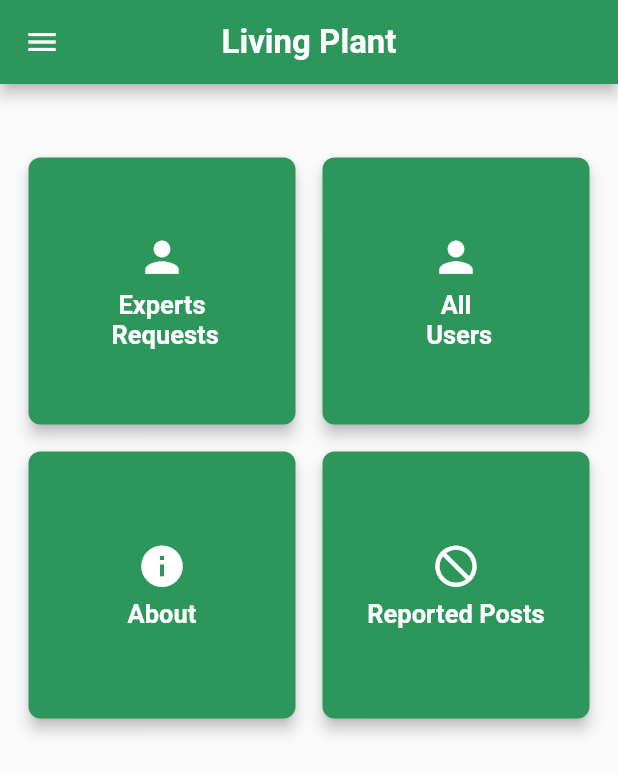
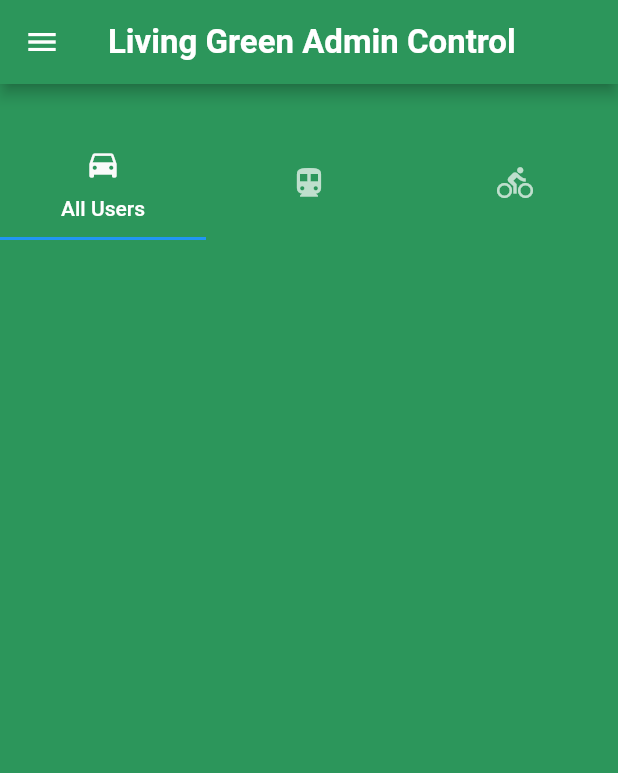
Before and after one commit to RobotJaworski/living_green_web, a Flutter app: the adminHomePage screen opened directly, in the side drawer, after a tap on "Home", on a phone screen of 412 x 824 dp. Shown: the top 773 px of the screen. Run offline on Flutter 3.47's test engine with Material 2 defaults, Android fonts, the phone set to English and light mode, and no system bars; our stand-ins replace carousel_slider, cloud_firestore, easy_sidemenu, firebase_auth, firebase_core, firebase_storage and 6 more; accounts and stored records are empty.

Commit message:
Tabs initialized

```diff
--- a/lib/Authentication/login.dart
+++ b/lib/Authentication/login.dart
@@ -41,7 +41,7 @@ class _UserLogin extends State<UserLogin> {
                   const Padding(
                     padding: EdgeInsets.all(8.0),
                     child: Text(
-                      "Login",
+                      "Admin Login",
                       style: TextStyle(
                           color: LivingPlant.primaryColor,
                           fontWeight: FontWeight.bold,
@@ -49,6 +49,8 @@ class _UserLogin extends State<UserLogin> {
                     ),
                   ),
                   Form(
+                    child: SizedBox(
+                      width: 400,
                       child: Container(
                         margin: const EdgeInsets.all(15),
                         child: Column(
@@ -100,6 +102,7 @@ class _UserLogin extends State<UserLogin> {
                         ),
                       ),
                     ),
+                  ),
                   GestureDetector(
                     onTap: () {
                       loginIn();
@@ -112,7 +115,7 @@ class _UserLogin extends State<UserLogin> {
                         borderRadius: BorderRadius.circular(3),
                       ),
                       child: const Text(
-                        "Login In",
+                        "Login",
                         style: TextStyle(
                             color: Colors.white, fontWeight: FontWeight.bold),
                       ),
--- a/lib/admin/adminHomePage.dart
+++ b/lib/admin/adminHomePage.dart
@@ -5,8 +5,18 @@ import 'package:lg_admin/admin/reportedPosts.dart';
 import 'package:lg_admin/config/config.dart';
 import 'package:lg_admin/admin/aboutUs.dart';
 import 'package:lg_admin/widgets/drawer.dart';
+import 'package:easy_sidemenu/easy_sidemenu.dart';
 
 class adminHomePage extends StatefulWidget {
+  PageController page = PageController();
+  SideMenuController sideMenu = SideMenuController();
+
+  void initState() {
+    sideMenu.addListener((p0) {
+      page.jumpToPage(p0);
+    });
+  }
+
   @override
   _adminHomePage createState() => _adminHomePage();
 }
@@ -14,12 +24,15 @@ class adminHomePage extends StatefulWidget {
 class _adminHomePage extends State<adminHomePage> {
   @override
   Widget build(BuildContext context) {
-    return Scaffold(
+    return DefaultTabController(
+      length: 3,
+      child: Scaffold(
+        backgroundColor: LivingPlant.primaryColor,
         drawer: adminDrawer(),
         appBar: AppBar(
           flexibleSpace: Container(),
           title: const Text(
-          "Living Plant",
+            "Living Green Admin Control",
             style: TextStyle(
               fontWeight: FontWeight.bold,
               fontSize: 22,
@@ -27,155 +40,171 @@ class _adminHomePage extends State<adminHomePage> {
           ),
           centerTitle: true,
         ),
-      // drawer: myDrawer(),
-      body: SafeArea(
+        body: SizedBox(
+          child: SafeArea(
             child: Container(
                 padding: const EdgeInsets.only(top: 30.0),
-          child: GridView.count(
-            padding: const EdgeInsets.all(15),
-            mainAxisSpacing: 10,
-            crossAxisSpacing: 10,
-            primary: false,
-            crossAxisCount: 2,
-            children: [
-              GestureDetector(
-                onTap: () => {
-                  checkExpertStatus(),
-                },
-                child: Card(
-                  color: LivingPlant.primaryColor,
-                  shape: RoundedRectangleBorder(
-                    borderRadius: BorderRadius.circular(8),
+                child: Column(
+                  children: const [
+                    TabBar(tabs: [
+                      Tab(
+                          text: "All Users",
+                          icon: Icon(
+                            Icons.directions_car,
+                            color: LivingPlant.whiteColor,
+                          )),
+                      Tab(icon: Icon(Icons.directions_transit)),
+                      Tab(icon: Icon(Icons.directions_bike)),
+                    ]),
+                  ],
+                )
+                // child: GridView.count(
+                //   padding: const EdgeInsets.all(15),
+                //   mainAxisSpacing: 10,
+                //   crossAxisSpacing: 10,
+                //   primary: false,
+                //   crossAxisCount: 2,
+                //   children: [
+                //     GestureDetector(
+                //       onTap: () => {
+                //         checkExpertStatus(),
+                //       },
+                //       child: Card(
+                //         color: Color.fromARGB(255, 54, 31, 182),
+                //         shape: RoundedRectangleBorder(
+                //           borderRadius: BorderRadius.circular(8),
+                //         ),
+                //         elevation: 4,
+                //         child: Column(
+                //           mainAxisAlignment: MainAxisAlignment.center,
+                //           children: const [
+                //             Icon(
+                //               Icons.person,
+                //               color: Colors.white,
+                //               size: 33,
+                //             ),
+                //             SizedBox(
+                //               height: 5,
+                //             ),
+                //             Text(
+                //               "Experts\n Requests",
+                //               textAlign: TextAlign.center,
+                //               style: TextStyle(
+                //                 fontSize: 17,
+                //                 fontWeight: FontWeight.bold,
+                //                 color: Colors.white,
+                //               ),
+                //             ),
+                //           ],
+                //         ),
+                //       ),
+                //     ),
+                //     GestureDetector(
+                //       onTap: () => {
+                //         Navigator.of(context)
+                //             .push(MaterialPageRoute(builder: (_) => allUsers()))
+                //       },
+                //       child: Card(
+                //         color: LivingPlant.primaryColor,
+                //         shape: RoundedRectangleBorder(
+                //           borderRadius: BorderRadius.circular(8),
+                //         ),
+                //         elevation: 4,
+                //         child: Column(
+                //           mainAxisAlignment: MainAxisAlignment.center,
+                //           children: const [
+                //             Icon(
+                //               Icons.person,
+                //               color: Colors.white,
+                //               size: 33,
+                //             ),
+                //             SizedBox(
+                //               height: 5,
+                //             ),
+                //             Text(
+                //               "All\n Users",
+                //               textAlign: TextAlign.center,
+                //               style: TextStyle(
+                //                 fontSize: 17,
+                //                 fontWeight: FontWeight.bold,
+                //                 color: Colors.white,
+                //               ),
+                //             ),
+                //           ],
+                //         ),
+                //       ),
+                //     ),
+                //     GestureDetector(
+                //       onTap: () => {
+                //         Navigator.of(context).push(
+                //             MaterialPageRoute(builder: (_) => const AboutUs()))
+                //       },
+                //       child: Card(
+                //         color: LivingPlant.primaryColor,
+                //         shape: RoundedRectangleBorder(
+                //           borderRadius: BorderRadius.circular(8),
+                //         ),
+                //         elevation: 4,
+                //         child: Column(
+                //           mainAxisAlignment: MainAxisAlignment.center,
+                //           children: const [
+                //             Icon(
+                //               Icons.info,
+                //               color: Colors.white,
+                //               size: 33,
+                //             ),
+                //             SizedBox(
+                //               height: 5,
+                //             ),
+                //             Text(
+                //               "About",
+                //               style: TextStyle(
+                //                 fontSize: 17,
+                //                 fontWeight: FontWeight.bold,
+                //                 color: Colors.white,
+                //               ),
+                //             ),
+                //           ],
+                //         ),
+                //       ),
+                //     ),
+                //     GestureDetector(
+                //       onTap: () => {
+                //         Navigator.of(context).push(MaterialPageRoute(
+                //             builder: (_) => const ReportedPosts()))
+                //       },
+                //       child: Card(
+                //         color: LivingPlant.primaryColor,
+                //         shape: RoundedRectangleBorder(
+                //           borderRadius: BorderRadius.circular(8),
+                //         ),
+                //         elevation: 4,
+                //         child: Column(
+                //           mainAxisAlignment: MainAxisAlignment.center,
+                //           children: const [
+                //             Icon(
+                //               Icons.not_interested_sharp,
+                //               color: Colors.white,
+                //               size: 33,
+                //             ),
+                //             SizedBox(
+                //               height: 5,
+                //             ),
+                //             Text(
+                //               "Reported Posts",
+                //               style: TextStyle(
+                //                 fontSize: 17,
+                //                 fontWeight: FontWeight.bold,
+                //                 color: Colors.white,
+                //               ),
+                //             ),
+                //           ],
+                //         ),
+                //       ),
+                //     ),
+                //   ],
+                // ),
                 ),
-                  elevation: 4,
-                  child: Column(
-                    mainAxisAlignment: MainAxisAlignment.center,
-                    children: const [
-                      Icon(
-                        Icons.person,
-                        color: Colors.white,
-                        size: 33,
-                      ),
-                      SizedBox(
-                        height: 5,
-                      ),
-                      Text(
-                        "Experts\n Requests",
-                        textAlign: TextAlign.center,
-                        style: TextStyle(
-                          fontSize: 17,
-                          fontWeight: FontWeight.bold,
-                          color: Colors.white,
-                        ),
-                      ),
-                    ],
-                  ),
-                ),
-              ),
-              GestureDetector(
-                onTap: () => {
-                  Navigator.of(context)
-                      .push(MaterialPageRoute(builder: (_) => allUsers()))
-                },
-                child: Card(
-                  color: LivingPlant.primaryColor,
-                  shape: RoundedRectangleBorder(
-                    borderRadius: BorderRadius.circular(8),
-                  ),
-                  elevation: 4,
-                  child: Column(
-                    mainAxisAlignment: MainAxisAlignment.center,
-                    children: const [
-                      Icon(
-                        Icons.person,
-                        color: Colors.white,
-                        size: 33,
-                      ),
-                      SizedBox(
-                        height: 5,
-                      ),
-                      Text(
-                        "All\n Users",
-                        textAlign: TextAlign.center,
-                        style: TextStyle(
-                          fontSize: 17,
-                          fontWeight: FontWeight.bold,
-                          color: Colors.white,
-                        ),
-                      ),
-                    ],
-                  ),
-                ),
-              ),
-              GestureDetector(
-                onTap: () => {
-                  Navigator.of(context)
-                      .push(MaterialPageRoute(builder: (_) => const AboutUs()))
-                },
-                child: Card(
-                  color: LivingPlant.primaryColor,
-                  shape: RoundedRectangleBorder(
-                    borderRadius: BorderRadius.circular(8),
-                  ),
-                  elevation: 4,
-                  child: Column(
-                    mainAxisAlignment: MainAxisAlignment.center,
-                    children: const [
-                      Icon(
-                        Icons.info,
-                        color: Colors.white,
-                        size: 33,
-                      ),
-                      SizedBox(
-                        height: 5,
-                      ),
-                      Text(
-                        "About",
-                        style: TextStyle(
-                          fontSize: 17,
-                          fontWeight: FontWeight.bold,
-                          color: Colors.white,
-                        ),
-                      ),
-                    ],
-                  ),
-                ),
-              ),
-              GestureDetector(
-                onTap: () => {
-                  Navigator.of(context).push(
-                      MaterialPageRoute(builder: (_) => const ReportedPosts()))
-                },
-                child: Card(
-                  color: LivingPlant.primaryColor,
-                  shape: RoundedRectangleBorder(
-                    borderRadius: BorderRadius.circular(8),
-                  ),
-                  elevation: 4,
-                  child: Column(
-                    mainAxisAlignment: MainAxisAlignment.center,
-                    children: const [
-                      Icon(
-                        Icons.not_interested_sharp,
-                        color: Colors.white,
-                        size: 33,
-                      ),
-                      SizedBox(
-                        height: 5,
-                      ),
-                      Text(
-                        "Reported Posts",
-                        style: TextStyle(
-                          fontSize: 17,
-                          fontWeight: FontWeight.bold,
-                          color: Colors.white,
-                        ),
-                      ),
-                    ],
-                  ),
-                ),
-              ),
-            ],
           ),
         ),
       ),
--- a/lib/admin/splashScreen.dart
+++ b/lib/admin/splashScreen.dart
@@ -3,6 +3,7 @@ import 'package:flutter/material.dart';
 import 'package:lg_admin/config/config.dart';
 import 'package:lg_admin/Authentication/login.dart';
 import 'package:lg_admin/admin/bottomAndUp.dart';
+import 'package:lg_admin/admin/adminHomePage.dart';
 
 class splashScreen extends StatefulWidget {
   const splashScreen({super.key});
@@ -17,7 +18,7 @@ class _splashScreenState extends State<splashScreen> {
       if (LivingPlant.firebaseAuth!.currentUser != null) {
         Navigator.pushReplacement(
           context,
-          MaterialPageRoute(builder: (c) => const bottomAndUp()),
+          MaterialPageRoute(builder: (c) => adminHomePage()),
         );
       } else {
         Navigator.pushReplacement(
--- a/pubspec.yaml
+++ b/pubspec.yaml
@@ -60,6 +60,7 @@ dependencies:
   flutter_staggered_grid_view: ^0.6.2
   flutter_chat_bubble: ^2.0.0
   image_downloader: ^0.31.0
+  easy_sidemenu: ^0.4.1+1
 
 dev_dependencies:
   flutter_test:
```
Also changed, not shown: firebase.json (added), pubspec.lock, 3 other files. Lines whose indentation alone changed are shown as unchanged.
